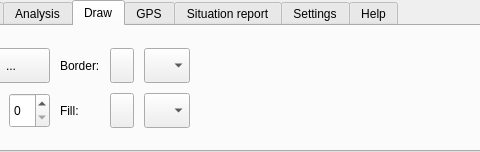
Old version of the form src/ui/qgsribbontopwidget.ui in the repository kadas-albireo/kadas-albireo; both pictures show x 628 to 1108 and y 0 to 152 of the 1243 by 152 pixel window.
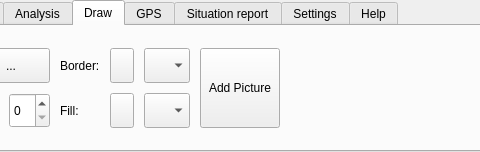
New version of the form. The open tabs and pages were chosen to show the change. Icons and pictures are not drawn. Custom widgets are drawn as their Qt base class.

Commit message: Add camera picture button

The edit to the form file:
```diff
--- a/src/ui/qgsribbontopwidget.ui
+++ b/src/ui/qgsribbontopwidget.ui
@@ -1270,6 +1270,37 @@
             </item>
            </layout>
           </item>
+          <item row="0" column="2">
+           <widget class="QgsRibbonButton" name="mAddPictureButton">
+            <property name="sizePolicy">
+             <sizepolicy hsizetype="MinimumExpanding" vsizetype="Fixed">
+              <horstretch>0</horstretch>
+              <verstretch>0</verstretch>
+             </sizepolicy>
+            </property>
+            <property name="minimumSize">
+             <size>
+              <width>0</width>
+              <height>80</height>
+             </size>
+            </property>
+            <property name="maximumSize">
+             <size>
+              <width>80</width>
+              <height>80</height>
+             </size>
+            </property>
+            <property name="text">
+             <string>Add Picture</string>
+            </property>
+            <property name="iconSize">
+             <size>
+              <width>32</width>
+              <height>32</height>
+             </size>
+            </property>
+           </widget>
+          </item>
          </layout>
         </widget>
         <widget class="QWidget" name="mGpsTab">
```
Left out of the diff: 12 changed lines with no effect on the pictures. The commit also changes 12 other files.
